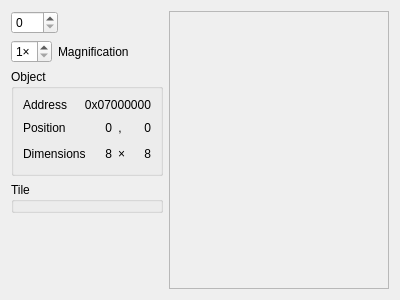
The window that Libretro/mgba/src/platform/qt/ObjView.ui (kiddreads/Avalon-copy2) describes before a commit, drawn with Qt 5.
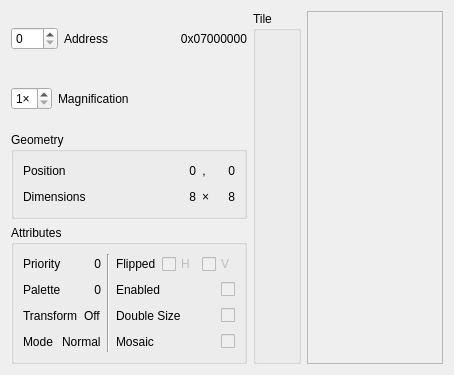
The same window after the commit. Custom widgets are drawn as their Qt base class.

Commit message: Qt: Nearly-complete GBA sprite viewer

What changed in the file:
```diff
--- a/Libretro/mgba/src/platform/qt/ObjView.ui
+++ b/Libretro/mgba/src/platform/qt/ObjView.ui
@@ -6,22 +6,19 @@
    <rect>
     <x>0</x>
     <y>0</y>
-    <width>400</width>
-    <height>300</height>
+    <width>454</width>
+    <height>375</height>
    </rect>
   </property>
   <property name="windowTitle">
    <string>Sprites</string>
   </property>
-  <layout class="QGridLayout" name="gridLayout" columnstretch="0,1">
-   <item row="0" column="1" rowspan="5">
+  <layout class="QGridLayout" name="gridLayout" columnstretch="0,0,1">
+   <item row="0" column="2" rowspan="4">
     <widget class="QFrame" name="frame">
      <property name="frameShape">
       <enum>QFrame::StyledPanel</enum>
      </property>
-     <property name="frameShadow">
-      <enum>QFrame::Raised</enum>
-     </property>
      <layout class="QGridLayout" name="gridLayout_2">
       <property name="leftMargin">
        <number>0</number>
@@ -54,13 +51,6 @@
      </layout>
     </widget>
    </item>
-   <item row="3" column="0">
-    <widget class="QGBA::AssetTile" name="tile">
-     <property name="title">
-      <string>Tile</string>
-     </property>
-    </widget>
-   </item>
    <item row="1" column="0">
     <layout class="QHBoxLayout" name="horizontalLayout_4">
      <item>
@@ -78,7 +68,7 @@
         <number>1</number>
        </property>
        <property name="maximum">
-        <number>4</number>
+        <number>6</number>
        </property>
       </widget>
      </item>
@@ -91,59 +81,323 @@
      </item>
     </layout>
    </item>
-   <item row="4" column="0">
-    <spacer name="verticalSpacer">
-     <property name="orientation">
-      <enum>Qt::Vertical</enum>
+   <item row="3" column="0">
+    <widget class="QGroupBox" name="groupBox_2">
+     <property name="title">
+      <string>Attributes</string>
      </property>
-     <property name="sizeHint" stdset="0">
-      <size>
-       <width>20</width>
-       <height>40</height>
-      </size>
-     </property>
-    </spacer>
+     <layout class="QGridLayout" name="gridLayout_3">
+      <item row="2" column="0">
+       <layout class="QHBoxLayout" name="horizontalLayout_6">
+        <item>
+         <widget class="QLabel" name="label_6">
+          <property name="text">
+           <string>Transform</string>
+          </property>
+         </widget>
+        </item>
+        <item>
+         <spacer name="horizontalSpacer_4">
+          <property name="orientation">
+           <enum>Qt::Horizontal</enum>
+          </property>
+          <property name="sizeHint" stdset="0">
+           <size>
+            <width>0</width>
+            <height>20</height>
+           </size>
+          </property>
+         </spacer>
+        </item>
+        <item>
+         <widget class="QLabel" name="transform">
+          <property name="text">
+           <string>Off</string>
+          </property>
+         </widget>
+        </item>
+       </layout>
+      </item>
+      <item row="1" column="0">
+       <layout class="QHBoxLayout" name="horizontalLayout_16">
+        <item>
+         <widget class="QLabel" name="label_16">
+          <property name="text">
+           <string>Palette</string>
+          </property>
+         </widget>
+        </item>
+        <item>
+         <spacer name="horizontalSpacer_13">
+          <property name="orientation">
+           <enum>Qt::Horizontal</enum>
+          </property>
+          <property name="sizeHint" stdset="0">
+           <size>
+            <width>10</width>
+            <height>20</height>
+           </size>
+          </property>
+         </spacer>
+        </item>
+        <item>
+         <widget class="QLabel" name="palette">
+          <property name="text">
+           <string>0</string>
+          </property>
+          <property name="alignment">
+           <set>Qt::AlignRight|Qt::AlignTrailing|Qt::AlignVCenter</set>
+          </property>
+         </widget>
+        </item>
+       </layout>
+      </item>
+      <item row="2" column="2">
+       <layout class="QHBoxLayout" name="horizontalLayout_18">
+        <item>
+         <widget class="QLabel" name="label_18">
+          <property name="text">
+           <string>Double Size</string>
+          </property>
+         </widget>
+        </item>
+        <item>
+         <spacer name="horizontalSpacer_15">
+          <property name="orientation">
+           <enum>Qt::Horizontal</enum>
+          </property>
+          <property name="sizeHint" stdset="0">
+           <size>
+            <width>0</width>
+            <height>20</height>
+           </size>
+          </property>
+         </spacer>
+        </item>
+        <item>
+         <widget class="QCheckBox" name="doubleSize">
+          <property name="enabled">
+           <bool>false</bool>
+          </property>
+          <property name="text">
+           <string/>
+          </property>
+          <property name="shortcut">
+           <string>Return, Ctrl+R</string>
+          </property>
+         </widget>
+        </item>
+       </layout>
+      </item>
+      <item row="0" column="1" rowspan="4">
+       <widget class="Line" name="line">
+        <property name="orientation">
+         <enum>Qt::Vertical</enum>
+        </property>
+       </widget>
+      </item>
+      <item row="0" column="2">
+       <layout class="QHBoxLayout" name="horizontalLayout_5">
+        <item>
+         <widget class="QLabel" name="label_5">
+          <property name="text">
+           <string>Flipped</string>
+          </property>
+         </widget>
+        </item>
+        <item>
+         <spacer name="horizontalSpacer_3">
+          <property name="orientation">
+           <enum>Qt::Horizontal</enum>
+          </property>
+          <property name="sizeHint" stdset="0">
+           <size>
+            <width>0</width>
+            <height>20</height>
+           </size>
+          </property>
+         </spacer>
+        </item>
+        <item>
+         <widget class="QCheckBox" name="flippedH">
+          <property name="enabled">
+           <bool>false</bool>
+          </property>
+          <property name="text">
+           <string>H</string>
+          </property>
+          <property name="shortcut">
+           <string>Return, Ctrl+R</string>
+          </property>
+         </widget>
+        </item>
+        <item>
+         <widget class="QCheckBox" name="flippedV">
+          <property name="enabled">
+           <bool>false</bool>
+          </property>
+          <property name="text">
+           <string>V</string>
+          </property>
+          <property name="shortcut">
+           <string>Return, Ctrl+R</string>
+          </property>
+         </widget>
+        </item>
+       </layout>
+      </item>
+      <item row="3" column="0">
+       <layout class="QHBoxLayout" name="horizontalLayout_7">
+        <item>
+         <widget class="QLabel" name="label_7">
+          <property name="text">
+           <string>Mode</string>
+          </property>
+         </widget>
+        </item>
+        <item>
+         <spacer name="horizontalSpacer_5">
+          <property name="orientation">
+           <enum>Qt::Horizontal</enum>
+          </property>
+          <property name="sizeHint" stdset="0">
+           <size>
+            <width>0</width>
+            <height>20</height>
+           </size>
+          </property>
+         </spacer>
+        </item>
+        <item>
+         <widget class="QLabel" name="mode">
+          <property name="text">
+           <string>Normal</string>
+          </property>
+         </widget>
+        </item>
+       </layout>
+      </item>
+      <item row="3" column="2">
+       <layout class="QHBoxLayout" name="horizontalLayout_15">
+        <item>
+         <widget class="QLabel" name="label_15">
+          <property name="text">
+           <string>Mosaic</string>
+          </property>
+         </widget>
+        </item>
+        <item>
+         <spacer name="horizontalSpacer_12">
+          <property name="orientation">
+           <enum>Qt::Horizontal</enum>
+          </property>
+          <property name="sizeHint" stdset="0">
+           <size>
+            <width>0</width>
+            <height>20</height>
+           </size>
+          </property>
+         </spacer>
+        </item>
+        <item>
+         <widget class="QCheckBox" name="mosaic">
+          <property name="enabled">
+           <bool>false</bool>
+          </property>
+          <property name="text">
+           <string/>
+          </property>
+          <property name="shortcut">
+           <string>Return, Ctrl+R</string>
+          </property>
+         </widget>
+        </item>
+       </layout>
+      </item>
+      <item row="1" column="2">
+       <layout class="QHBoxLayout" name="horizontalLayout_14">
+        <item>
+         <widget class="QLabel" name="label_14">
+          <property name="text">
+           <string>Enabled</string>
+          </property>
+         </widget>
+        </item>
+        <item>
+         <spacer name="horizontalSpacer_11">
+          <property name="orientation">
+           <enum>Qt::Horizontal</enum>
+          </property>
+          <property name="sizeHint" stdset="0">
+           <size>
+            <width>0</width>
+            <height>20</height>
+           </size>
+          </property>
+         </spacer>
+        </item>
+        <item>
+         <widget class="QCheckBox" name="enabled">
+          <property name="enabled">
+           <bool>false</bool>
+          </property>
+          <property name="text">
+           <string/>
+          </property>
+         </widget>
+        </item>
+       </layout>
+      </item>
+      <item row="0" column="0">
+       <layout class="QHBoxLayout" name="horizontalLayout_17">
+        <item>
+         <widget class="QLabel" name="label_17">
+          <property name="text">
+           <string>Priority</string>
+          </property>
+         </widget>
+        </item>
+        <item>
+         <spacer name="horizontalSpacer_14">
+          <property name="orientation">
+           <enum>Qt::Horizontal</enum>
+          </property>
+          <property name="sizeHint" stdset="0">
+           <size>
+            <width>10</width>
+            <height>20</height>
+           </size>
+          </property>
+         </spacer>
+        </item>
+        <item>
+         <widget class="QLabel" name="priority">
+          <property name="text">
+           <string>0</string>
+          </property>
+          <property name="alignment">
+           <set>Qt::AlignRight|Qt::AlignTrailing|Qt::AlignVCenter</set>
+          </property>
+         </widget>
+        </item>
+       </layout>
+      </item>
+     </layout>
+    </widget>
    </item>
-   <item row="0" column="0">
-    <widget class="QSpinBox" name="objId">
-     <property name="sizePolicy">
-      <sizepolicy hsizetype="Maximum" vsizetype="Fixed">
-       <horstretch>0</horstretch>
-       <verstretch>0</verstretch>
-      </sizepolicy>
-     </property>
-     <property name="maximum">
-      <number>127</number>
+   <item row="0" column="1" rowspan="4">
+    <widget class="QGBA::AssetTile" name="tile">
+     <property name="title">
+      <string>Tile</string>
      </property>
     </widget>
    </item>
    <item row="2" column="0">
     <widget class="QGroupBox" name="groupBox">
      <property name="title">
-      <string>Object</string>
+      <string>Geometry</string>
      </property>
      <layout class="QVBoxLayout" name="verticalLayout">
-      <item>
-       <layout class="QHBoxLayout" name="horizontalLayout_2">
-        <item>
-         <widget class="QLabel" name="label_3">
-          <property name="text">
-           <string>Address</string>
-          </property>
-         </widget>
-        </item>
-        <item>
-         <widget class="QLabel" name="address">
-          <property name="text">
-           <string>0x07000000</string>
-          </property>
-          <property name="alignment">
-           <set>Qt::AlignRight|Qt::AlignTrailing|Qt::AlignVCenter</set>
-          </property>
-         </widget>
-        </item>
-       </layout>
-      </item>
       <item>
        <layout class="QHBoxLayout" name="horizontalLayout">
         <item>
@@ -158,9 +412,6 @@
           <property name="orientation">
            <enum>Qt::Horizontal</enum>
           </property>
-          <property name="sizeType">
-           <enum>QSizePolicy::MinimumExpanding</enum>
-          </property>
           <property name="sizeHint" stdset="0">
            <size>
             <width>0</width>
@@ -227,9 +478,6 @@
           <property name="orientation">
            <enum>Qt::Horizontal</enum>
           </property>
-          <property name="sizeType">
-           <enum>QSizePolicy::MinimumExpanding</enum>
-          </property>
           <property name="sizeHint" stdset="0">
            <size>
             <width>0</width>
@@ -285,6 +533,40 @@
      </layout>
     </widget>
    </item>
+   <item row="0" column="0">
+    <layout class="QHBoxLayout" name="horizontalLayout_2">
+     <item>
+      <widget class="QSpinBox" name="objId">
+       <property name="sizePolicy">
+        <sizepolicy hsizetype="Maximum" vsizetype="Fixed">
+         <horstretch>0</horstretch>
+         <verstretch>0</verstretch>
+        </sizepolicy>
+       </property>
+       <property name="maximum">
+        <number>127</number>
+       </property>
+      </widget>
+     </item>
+     <item>
+      <widget class="QLabel" name="label_3">
+       <property name="text">
+        <string>Address</string>
+       </property>
+      </widget>
+     </item>
+     <item>
+      <widget class="QLabel" name="address">
+       <property name="text">
+        <string>0x07000000</string>
+       </property>
+       <property name="alignment">
+        <set>Qt::AlignRight|Qt::AlignTrailing|Qt::AlignVCenter</set>
+       </property>
+      </widget>
+     </item>
+    </layout>
+   </item>
   </layout>
  </widget>
  <customwidgets>
```
Left out of the diff: 11 changed lines with no effect on the pictures. The commit also changes 1 other file.
